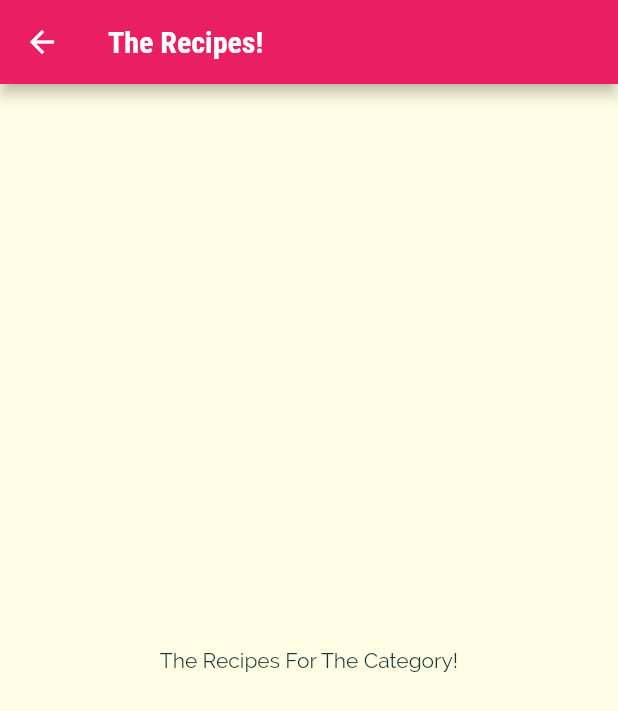
After one commit to kopiHyper/meals_app, a Flutter app: the screen it shows after launch, after a tap on "Italian", on a phone screen of 412 x 824 dp. The commit adds this screen. Shown: the top 711 px of the screen. Run offline on Flutter 3.47's test engine with Material 2 defaults, Android fonts, the phone set to English and light mode, and no system bars.

Commit message:
Added navigation to clicked category

```diff
--- /dev/null
+++ b/lib/Screens/category_meals_screen.dart
@@ -0,0 +1,19 @@
+import 'package:flutter/material.dart';
+
+class CategoryMealsScreen extends StatelessWidget {
+  const CategoryMealsScreen({super.key});
+
+  @override
+  Widget build(BuildContext context) {
+    return Scaffold(
+      appBar: AppBar(
+        title: const Text('The Recipes!'),
+      ),
+      body: const Center(
+        child: Text(
+          'The Recipes For The Category!',
+        ),
+      ),
+    );
+  }
+}
--- a/lib/Widgets/category_item.dart
+++ b/lib/Widgets/category_item.dart
@@ -1,4 +1,6 @@
 import 'package:flutter/material.dart';
+
+import '../Screens/category_meals_screen.dart';
 
 class CategoryItem extends StatelessWidget {
   final String title;
@@ -6,9 +8,23 @@ class CategoryItem extends StatelessWidget {
 
   const CategoryItem(this.title, this.color, {super.key});
 
+  void selectCategory(BuildContext ctx) {
+    Navigator.of(ctx).push(
+      MaterialPageRoute(
+        builder: (_) {
+          return CategoryMealsScreen();
+        },
+      ),
+    );
+  }
+
   @override
   Widget build(BuildContext context) {
-    return Container(
+    return InkWell(
+      onTap: () => selectCategory(context),
+      splashColor: Theme.of(context).primaryColor,
+      borderRadius: BorderRadius.circular(15),
+      child: Container(
         padding: const EdgeInsets.all(15),
         decoration: BoxDecoration(
           gradient: LinearGradient(
@@ -25,6 +41,7 @@ class CategoryItem extends StatelessWidget {
           title,
           style: Theme.of(context).textTheme.titleLarge,
         ),
+      ),
     );
   }
 }
```
Lines whose indentation alone changed are shown as unchanged.
